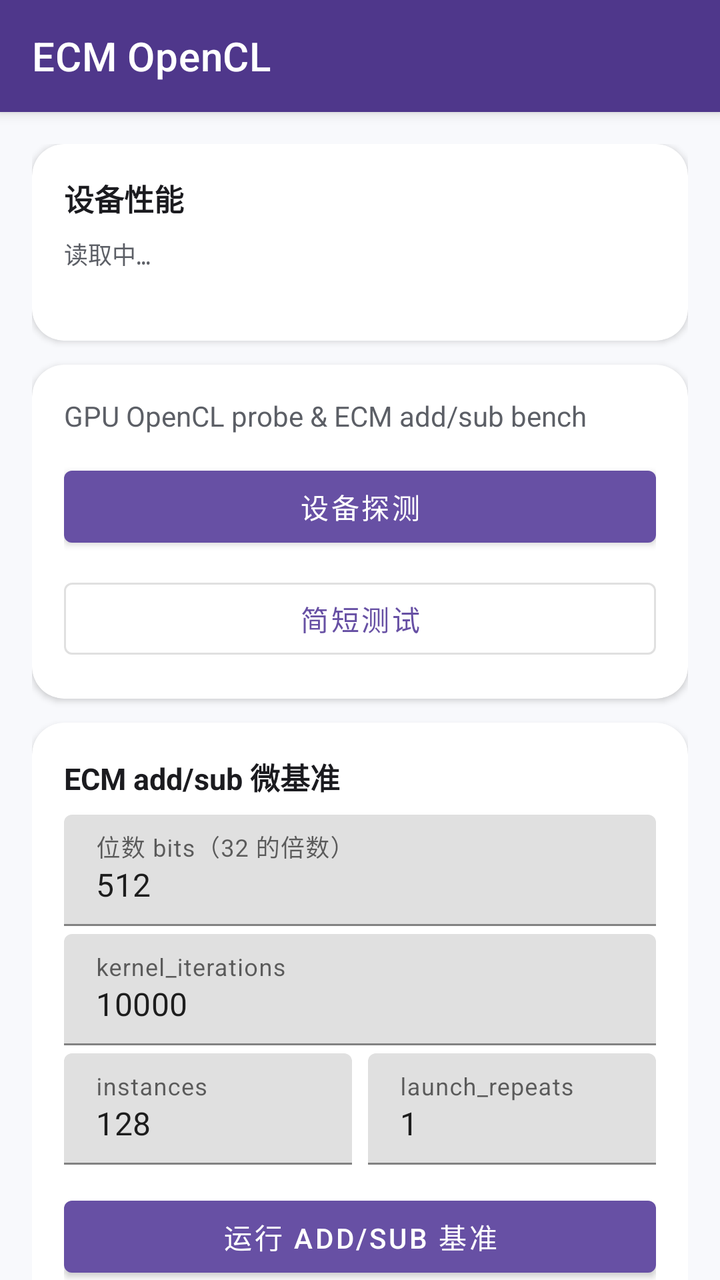
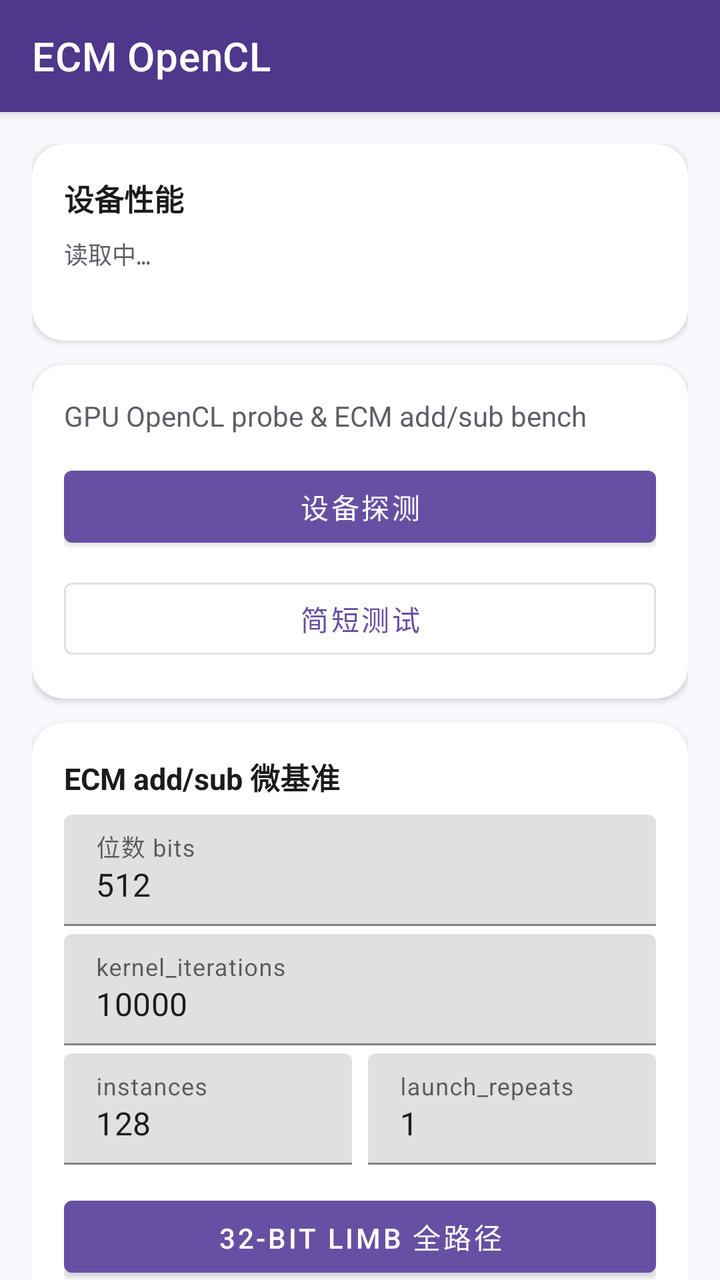

Compare the two renders of this Android layout. The source of the first and the diff that turns it into the second are given below.
<!-- AndroidManifest.xml: application theme Theme.ECM -->
<!-- res/layout/activity_main.xml -->
<?xml version="1.0" encoding="utf-8"?>
<androidx.coordinatorlayout.widget.CoordinatorLayout xmlns:android="http://schemas.android.com/apk/res/android"
    xmlns:app="http://schemas.android.com/apk/res-auto"
    android:layout_width="match_parent"
    android:layout_height="match_parent"
    android:background="@color/surface">

    <com.google.android.material.appbar.AppBarLayout
        android:layout_width="match_parent"
        android:layout_height="wrap_content"
        android:background="@color/purple_700">

        <com.google.android.material.appbar.MaterialToolbar
            android:id="@+id/toolbar"
            android:layout_width="match_parent"
            android:layout_height="?attr/actionBarSize"
            app:title="@string/app_name"
            app:titleTextColor="@android:color/white" />
    </com.google.android.material.appbar.AppBarLayout>

    <androidx.core.widget.NestedScrollView
        android:id="@+id/nestedScrollView"
        android:layout_width="match_parent"
        android:layout_height="match_parent"
        android:clipToPadding="false"
        android:padding="16dp"
        app:layout_behavior="@string/appbar_scrolling_view_behavior">

        <LinearLayout
            android:layout_width="match_parent"
            android:layout_height="wrap_content"
            android:orientation="vertical">

            <com.google.android.material.card.MaterialCardView
                android:layout_width="match_parent"
                android:layout_height="wrap_content"
                app:cardBackgroundColor="@color/card_bg"
                app:cardCornerRadius="16dp"
                app:cardElevation="2dp">

                <LinearLayout
                    android:layout_width="match_parent"
                    android:layout_height="wrap_content"
                    android:orientation="vertical"
                    android:padding="16dp">

                    <TextView
                        android:layout_width="match_parent"
                        android:layout_height="wrap_content"
                        android:text="@string/perf_section_title"
                        android:textColor="@color/text_primary"
                        android:textSize="15sp"
                        android:textStyle="bold" />

                    <TextView
                        android:id="@+id/perf_text"
                        android:layout_width="match_parent"
                        android:layout_height="wrap_content"
                        android:layout_marginTop="8dp"
                        android:fontFamily="monospace"
                        android:lineSpacingExtra="2dp"
                        android:text="@string/perf_loading"
                        android:textColor="@color/text_secondary"
                        android:textSize="12sp" />

                    <TextView
                        android:id="@+id/perf_updated"
                        android:layout_width="match_parent"
                        android:layout_height="wrap_content"
                        android:layout_marginTop="4dp"
                        android:textColor="@color/text_secondary"
                        android:textSize="11sp" />
                </LinearLayout>
            </com.google.android.material.card.MaterialCardView>

            <com.google.android.material.card.MaterialCardView
                android:layout_width="match_parent"
                android:layout_height="wrap_content"
                android:layout_marginTop="12dp"
                app:cardBackgroundColor="@color/card_bg"
                app:cardCornerRadius="16dp"
                app:cardElevation="2dp">

                <LinearLayout
                    android:layout_width="match_parent"
                    android:layout_height="wrap_content"
                    android:orientation="vertical"
                    android:padding="16dp">

                    <TextView
                        android:layout_width="match_parent"
                        android:layout_height="wrap_content"
                        android:text="@string/subtitle"
                        android:textColor="@color/text_secondary"
                        android:textSize="14sp" />

                    <ProgressBar
                        android:id="@+id/progress"
                        style="?android:attr/progressBarStyleHorizontal"
                        android:layout_width="match_parent"
                        android:layout_height="wrap_content"
                        android:layout_marginTop="12dp"
                        android:indeterminate="true"
                        android:visibility="gone" />

                    <com.google.android.material.button.MaterialButton
                        android:id="@+id/btn_probe"
                        style="@style/Widget.MaterialComponents.Button"
                        android:layout_width="match_parent"
                        android:layout_height="wrap_content"
                        android:layout_marginTop="12dp"
                        android:text="@string/btn_probe" />

                    <com.google.android.material.button.MaterialButton
                        android:id="@+id/btn_short"
                        style="@style/Widget.MaterialComponents.Button.OutlinedButton"
                        android:layout_width="match_parent"
                        android:layout_height="wrap_content"
                        android:layout_marginTop="8dp"
                        android:text="@string/btn_short" />
                </LinearLayout>
            </com.google.android.material.card.MaterialCardView>

            <com.google.android.material.card.MaterialCardView
                android:layout_width="match_parent"
                android:layout_height="wrap_content"
                android:layout_marginTop="12dp"
                app:cardBackgroundColor="@color/card_bg"
                app:cardCornerRadius="16dp"
                app:cardElevation="2dp">

                <LinearLayout
                    android:layout_width="match_parent"
                    android:layout_height="wrap_content"
                    android:orientation="vertical"
                    android:padding="16dp">

                    <TextView
                        android:layout_width="match_parent"
                        android:layout_height="wrap_content"
                        android:text="@string/addsub_section_title"
                        android:textColor="@color/text_primary"
                        android:textSize="15sp"
                        android:textStyle="bold" />

                    <com.google.android.material.textfield.TextInputLayout
                        android:layout_width="match_parent"
                        android:layout_height="wrap_content"
                        android:layout_marginTop="8dp"
                        android:hint="@string/hint_bits">

                        <com.google.android.material.textfield.TextInputEditText
                            android:id="@+id/input_bits"
                            android:layout_width="match_parent"
                            android:layout_height="wrap_content"
                            android:inputType="number"
                            android:text="@string/default_bits" />
                    </com.google.android.material.textfield.TextInputLayout>

                    <com.google.android.material.textfield.TextInputLayout
                        android:layout_width="match_parent"
                        android:layout_height="wrap_content"
                        android:layout_marginTop="4dp"
                        android:hint="@string/hint_kernel_iters">

                        <com.google.android.material.textfield.TextInputEditText
                            android:id="@+id/input_kernel_iters"
                            android:layout_width="match_parent"
                            android:layout_height="wrap_content"
                            android:inputType="number"
                            android:text="@string/default_kernel_iters" />
                    </com.google.android.material.textfield.TextInputLayout>

                    <LinearLayout
                        android:layout_width="match_parent"
                        android:layout_height="wrap_content"
                        android:layout_marginTop="4dp"
                        android:orientation="horizontal">

                        <com.google.android.material.textfield.TextInputLayout
                            android:layout_width="0dp"
                            android:layout_height="wrap_content"
                            android:layout_marginEnd="4dp"
                            android:layout_weight="1"
                            android:hint="@string/hint_instances">

                            <com.google.android.material.textfield.TextInputEditText
                                android:id="@+id/input_instances"
                                android:layout_width="match_parent"
                                android:layout_height="wrap_content"
                                android:inputType="number"
                                android:text="@string/default_instances" />
                        </com.google.android.material.textfield.TextInputLayout>

                        <com.google.android.material.textfield.TextInputLayout
                            android:layout_width="0dp"
                            android:layout_height="wrap_content"
                            android:layout_marginStart="4dp"
                            android:layout_weight="1"
                            android:hint="@string/hint_launch_repeats">

                            <com.google.android.material.textfield.TextInputEditText
                                android:id="@+id/input_launch_repeats"
                                android:layout_width="match_parent"
                                android:layout_height="wrap_content"
                                android:inputType="number"
                                android:text="@string/default_launch_repeats" />
                        </com.google.android.material.textfield.TextInputLayout>
                    </LinearLayout>

                    <com.google.android.material.button.MaterialButton
                        android:id="@+id/btn_addsub_bench"
                        style="@style/Widget.MaterialComponents.Button"
                        android:layout_width="match_parent"
                        android:layout_height="wrap_content"
                        android:layout_marginTop="12dp"
                        android:text="@string/btn_addsub_bench" />
                </LinearLayout>
            </com.google.android.material.card.MaterialCardView>

            <com.google.android.material.card.MaterialCardView
                android:layout_width="match_parent"
                android:layout_height="wrap_content"
                android:layout_marginTop="12dp"
                app:cardBackgroundColor="@color/card_bg"
                app:cardCornerRadius="16dp"
                app:cardElevation="2dp">

                <LinearLayout
                    android:layout_width="match_parent"
                    android:layout_height="wrap_content"
                    android:orientation="vertical"
                    android:padding="16dp">

                    <TextView
                        android:layout_width="match_parent"
                        android:layout_height="wrap_content"
                        android:text="@string/limb_section_title"
                        android:textColor="@color/text_primary"
                        android:textSize="15sp"
                        android:textStyle="bold" />

                    <LinearLayout
                        android:layout_width="match_parent"
                        android:layout_height="wrap_content"
                        android:layout_marginTop="8dp"
                        android:orientation="horizontal">

                        <com.google.android.material.button.MaterialButton
                            android:id="@+id/btn_bench_16"
                            style="@style/Widget.MaterialComponents.Button.OutlinedButton"
                            android:layout_width="0dp"
                            android:layout_height="wrap_content"
                            android:layout_marginEnd="4dp"
                            android:layout_weight="1"
                            android:text="@string/btn_bench_16"
                            android:textSize="12sp" />

                        <com.google.android.material.button.MaterialButton
                            android:id="@+id/btn_bench_24"
                            style="@style/Widget.MaterialComponents.Button.OutlinedButton"
                            android:layout_width="0dp"
                            android:layout_height="wrap_content"
                            android:layout_marginHorizontal="4dp"
                            android:layout_weight="1"
                            android:text="@string/btn_bench_24"
                            android:textSize="12sp" />

                        <com.google.android.material.button.MaterialButton
                            android:id="@+id/btn_bench_32"
                            style="@style/Widget.MaterialComponents.Button.OutlinedButton"
                            android:layout_width="0dp"
                            android:layout_height="wrap_content"
                            android:layout_marginStart="4dp"
                            android:layout_weight="1"
                            android:text="@string/btn_bench_32"
                            android:textSize="12sp" />
                    </LinearLayout>
                </LinearLayout>
            </com.google.android.material.card.MaterialCardView>

            <com.google.android.material.card.MaterialCardView
                android:layout_width="match_parent"
                android:layout_height="wrap_content"
                android:layout_marginTop="12dp"
                app:cardBackgroundColor="@color/card_bg"
                app:cardCornerRadius="16dp"
                app:cardElevation="2dp">

                <TextView
                    android:id="@+id/output_text"
                    android:layout_width="match_parent"
                    android:layout_height="wrap_content"
                    android:fontFamily="monospace"
                    android:padding="16dp"
                    android:text="@string/output_hint"
                    android:textColor="@color/text_primary"
                    android:textIsSelectable="true"
                    android:textSize="12sp" />
            </com.google.android.material.card.MaterialCardView>
        </LinearLayout>
    </androidx.core.widget.NestedScrollView>
</androidx.coordinatorlayout.widget.CoordinatorLayout>
<!-- resources referenced by this layout -->
<resources>
  <color name="card_bg">#FFFFFFFF</color>
  <color name="purple_700">#FF4F378B</color>
  <color name="surface">#FFF8F9FC</color>
  <color name="text_primary">#FF1B1B1F</color>
  <color name="text_secondary">#FF5C5F66</color>
  <string name="addsub_section_title">ECM add/sub 微基准</string>
  <string name="app_name">ECM OpenCL</string>
  <string name="btn_addsub_bench">运行 add/sub 基准</string>
  <string name="btn_bench_16">16-bit 性能</string>
  <string name="btn_bench_24">24-bit 性能</string>
  <string name="btn_bench_32">32-bit 性能</string>
  <string name="btn_probe">设备探测</string>
  <string name="btn_short">简短测试</string>
  <string name="default_bits">512</string>
  <string name="default_instances">128</string>
  <string name="default_kernel_iters">10000</string>
  <string name="default_launch_repeats">1</string>
  <string name="hint_bits">位数 bits（32 的倍数）</string>
  <string name="hint_instances">instances</string>
  <string name="hint_kernel_iters">kernel_iterations</string>
  <string name="hint_launch_repeats">launch_repeats</string>
  <string name="limb_section_title">Limb add-mod 微基准</string>
  <string name="output_hint">点击按钮运行测试…</string>
  <string name="perf_loading">读取中…</string>
  <string name="perf_section_title">设备性能</string>
  <string name="subtitle">GPU OpenCL probe &amp; ECM add/sub bench</string>
  <style name="Theme.ECM" parent="Theme.MaterialComponents.DayNight.NoActionBar">
          <item name="colorPrimary">@color/purple_500</item>
          <item name="colorPrimaryVariant">@color/purple_700</item>
          <item name="colorOnPrimary">@color/white</item>
          <item name="colorSecondary">@color/accent</item>
          <item name="android:statusBarColor">@color/purple_700</item>
          <item name="android:windowBackground">@color/surface</item>
      </style>
  <color name="purple_500">#FF6750A4</color>
  <color name="white">#FFFFFFFF</color>
  <color name="accent">#FF006A6A</color>
</resources>

<!-- the commit's change to res/layout/activity_main.xml (unified diff, before → after) -->
@@ -215,6 +215,14 @@
                         android:layout_height="wrap_content"
                         android:layout_marginTop="12dp"
                         android:text="@string/btn_addsub_bench" />
+
+                    <com.google.android.material.button.MaterialButton
+                        android:id="@+id/btn_addsub_bench_24"
+                        style="@style/Widget.MaterialComponents.Button.OutlinedButton"
+                        android:layout_width="match_parent"
+                        android:layout_height="wrap_content"
+                        android:layout_marginTop="8dp"
+                        android:text="@string/btn_addsub_bench_24" />
                 </LinearLayout>
             </com.google.android.material.card.MaterialCardView>
 
<!-- resource entries referenced after the edit -->
@@ -7,7 +7,8 @@
   <color name="text_secondary">#FF5C5F66</color>
   <string name="addsub_section_title">ECM add/sub 微基准</string>
   <string name="app_name">ECM OpenCL</string>
-  <string name="btn_addsub_bench">运行 add/sub 基准</string>
+  <string name="btn_addsub_bench">32-bit limb 全路径</string>
+  <string name="btn_addsub_bench_24">24-bit limb（fused + unroll）</string>
   <string name="btn_bench_16">16-bit 性能</string>
   <string name="btn_bench_24">24-bit 性能</string>
   <string name="btn_bench_32">32-bit 性能</string>
@@ -17,7 +18,7 @@
   <string name="default_instances">128</string>
   <string name="default_kernel_iters">10000</string>
   <string name="default_launch_repeats">1</string>
-  <string name="hint_bits">位数 bits（32 的倍数）</string>
+  <string name="hint_bits">位数 bits</string>
   <string name="hint_instances">instances</string>
   <string name="hint_kernel_iters">kernel_iterations</string>
   <string name="hint_launch_repeats">launch_repeats</string>
